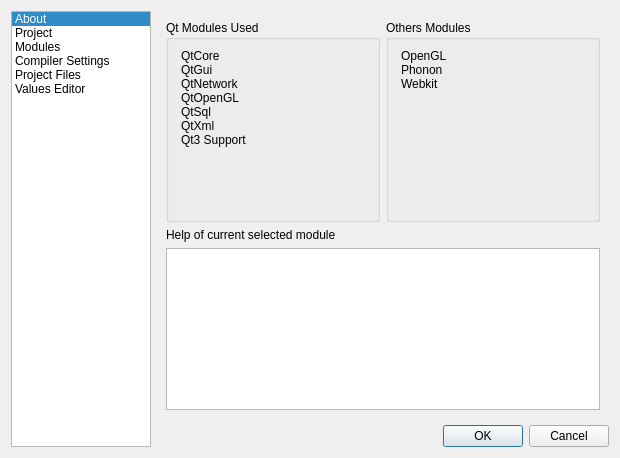
First picture: the form in v2/branches/xupmanager/addons/qmake/gui/UISimpleQMakeEditor.ui, repository testmana2/mks, before the edit.
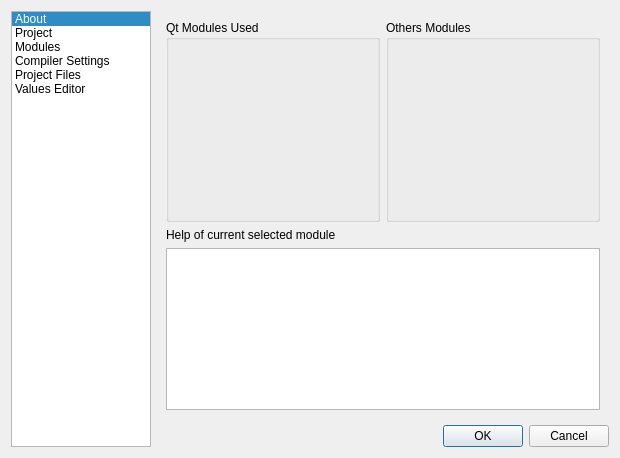
Second picture: the form after the edit. The open tabs and pages were chosen to show the change.

Commit message: Add UISimpleQMakeEditor wich is a simple qmake project editor

```diff
--- a/v2/branches/xupmanager/addons/qmake/gui/UISimpleQMakeEditor.ui
+++ b/v2/branches/xupmanager/addons/qmake/gui/UISimpleQMakeEditor.ui
@@ -276,41 +276,6 @@
             <property name="frameShape" >
              <enum>QFrame::NoFrame</enum>
             </property>
-            <item>
-             <property name="text" >
-              <string>QtCore</string>
-             </property>
-            </item>
-            <item>
-             <property name="text" >
-              <string>QtGui</string>
-             </property>
-            </item>
-            <item>
-             <property name="text" >
-              <string>QtNetwork</string>
-             </property>
-            </item>
-            <item>
-             <property name="text" >
-              <string>QtOpenGL</string>
-             </property>
-            </item>
-            <item>
-             <property name="text" >
-              <string>QtSql</string>
-             </property>
-            </item>
-            <item>
-             <property name="text" >
-              <string>QtXml</string>
-             </property>
-            </item>
-            <item>
-             <property name="text" >
-              <string>Qt3 Support</string>
-             </property>
-            </item>
            </widget>
           </item>
          </layout>
@@ -370,21 +335,6 @@
             <property name="frameShape" >
              <enum>QFrame::NoFrame</enum>
             </property>
-            <item>
-             <property name="text" >
-              <string>OpenGL</string>
-             </property>
-            </item>
-            <item>
-             <property name="text" >
-              <string>Phonon</string>
-             </property>
-            </item>
-            <item>
-             <property name="text" >
-              <string>Webkit</string>
-             </property>
-            </item>
            </widget>
           </item>
          </layout>
```
Left out of the diff: 19 changed lines with no effect on the pictures. The commit also changes 2 other files.
